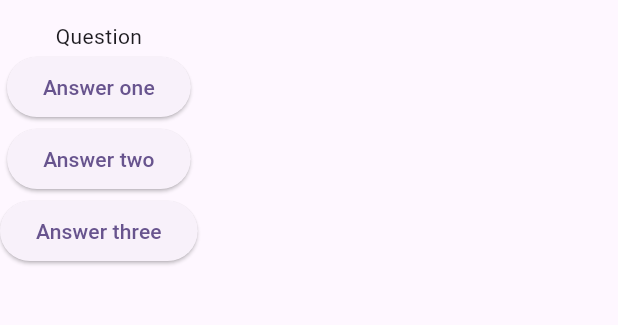
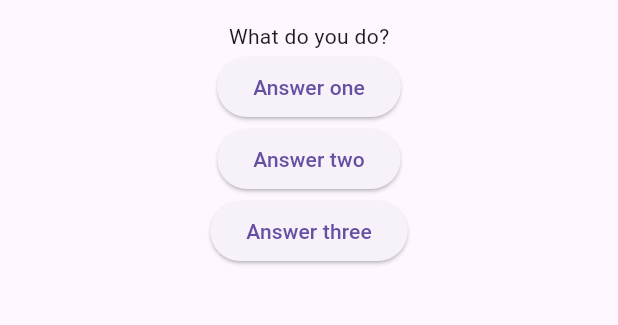
Before and after one commit to GarifullinII/quiz, a Flutter app: the screen it shows after launch, after a tap on "Answer one", on a phone screen of 412 x 824 dp, the part 63-388 px from its top. Run offline on Flutter 3.47's test engine with Material 3 defaults, Android fonts, the phone set to English and light mode, and no system bars.

Commit message:
add questions

```diff
--- a/lib/main.dart
+++ b/lib/main.dart
@@ -4,43 +4,56 @@ void main() {
   runApp(const MyApp());
 }
 
-class MyApp extends StatelessWidget {
+class MyApp extends StatefulWidget {
   const MyApp({super.key});
 
-  void answerQuiz() {
-    print('Your answer!');
+  @override
+  State<MyApp> createState() => _MyAppState();
+}
+
+class _MyAppState extends State<MyApp> {
+  var _questionIndex = 0;
+
+  void _answerQuiz() {
+    setState(() {
+      _questionIndex++;
+    });
   }
 
   @override
   Widget build(BuildContext context) {
+    var questions = [
+      'What\'s your favorite color?',
+      'What do you do?',
+      'Do you have chairs?',
+      'Would you like some red wine?',
+    ];
     return MaterialApp(
       title: 'QuiZ',
-      theme: ThemeData(
-        colorScheme: ColorScheme.fromSeed(seedColor: Colors.deepPurple),
-        useMaterial3: true,
-      ),
       home: Scaffold(
         appBar: AppBar(
           title: const Text('Quiz'),
         ),
-        body: Column(
+        body: Center(
+          child: Column(
             children: [
-            const Text('Question'),
+              Text(questions[_questionIndex]),
               ElevatedButton(
-              onPressed: answerQuiz,
+                onPressed: _answerQuiz,
                 child: const Text('Answer one'),
               ),
               ElevatedButton(
-              onPressed: answerQuiz,
+                onPressed: _answerQuiz,
                 child: const Text('Answer two'),
               ),
               ElevatedButton(
-              onPressed: answerQuiz,
+                onPressed: _answerQuiz,
                 child: const Text('Answer three'),
               ),
             ],
           ),
         ),
+      ),
     );
   }
 }
```
Lines whose indentation alone changed are shown as unchanged.
